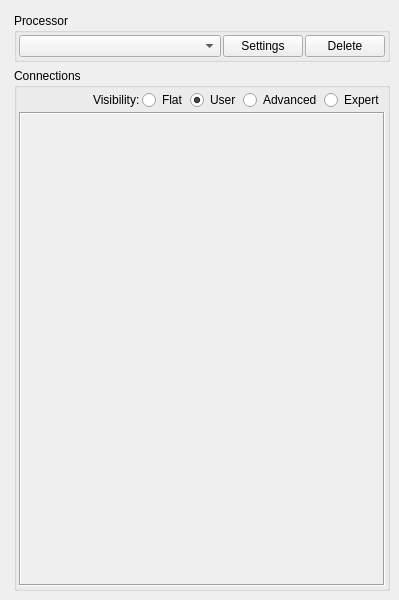
The window that modules/olvis3/projects/OlvisGuiPlugin/src/FilterConnect/FilterConnectWidget.ui (OFFIS-Automation/Framework) describes before a commit, drawn with Qt 5.
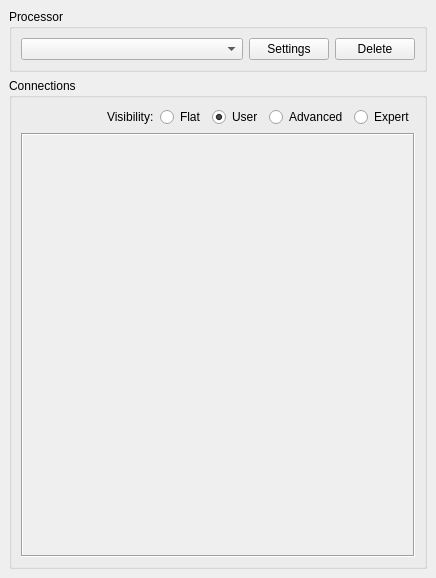
The same window after the commit. Icons and pictures are not drawn.

Commit message: Finally ... (Fixed some stuff, cleaned up layout)

```diff
--- a/modules/olvis3/projects/OlvisGuiPlugin/src/FilterConnect/FilterConnectWidget.ui
+++ b/modules/olvis3/projects/OlvisGuiPlugin/src/FilterConnect/FilterConnectWidget.ui
@@ -6,30 +6,16 @@
    <rect>
     <x>0</x>
     <y>0</y>
-    <width>399</width>
-    <height>600</height>
+    <width>436</width>
+    <height>578</height>
    </rect>
   </property>
-  <property name="minimumSize">
-   <size>
-    <width>399</width>
-    <height>600</height>
-   </size>
-  </property>
   <property name="windowTitle">
    <string>Filter connections</string>
   </property>
   <widget class="QWidget" name="dockWidgetContents">
    <layout class="QVBoxLayout" name="verticalLayout">
     <item>
-     <layout class="QVBoxLayout" name="verticalLayout_2">
-      <property name="leftMargin">
-       <number>5</number>
-      </property>
-      <property name="topMargin">
-       <number>4</number>
-      </property>
-      <item>
        <widget class="QGroupBox" name="groupBox">
         <property name="minimumSize">
          <size>
@@ -41,21 +27,6 @@
          <string>Processor</string>
         </property>
         <layout class="QHBoxLayout" name="horizontalLayout_2">
-         <property name="spacing">
-          <number>2</number>
-         </property>
-         <property name="leftMargin">
-          <number>2</number>
-         </property>
-         <property name="topMargin">
-          <number>2</number>
-         </property>
-         <property name="rightMargin">
-          <number>2</number>
-         </property>
-         <property name="bottomMargin">
-          <number>2</number>
-         </property>
          <item>
           <layout class="QHBoxLayout" name="horizontalLayout">
            <item>
@@ -101,21 +72,6 @@
          <string>Connections</string>
         </property>
         <layout class="QVBoxLayout" name="verticalLayout_3">
-         <property name="spacing">
-          <number>2</number>
-         </property>
-         <property name="leftMargin">
-          <number>2</number>
-         </property>
-         <property name="topMargin">
-          <number>2</number>
-         </property>
-         <property name="rightMargin">
-          <number>2</number>
-         </property>
-         <property name="bottomMargin">
-          <number>2</number>
-         </property>
          <item>
           <layout class="QHBoxLayout" name="horizontalLayout_3">
            <item>
@@ -199,8 +155,8 @@
              <rect>
               <x>0</x>
               <y>0</y>
-              <width>365</width>
-              <height>457</height>
+            <width>394</width>
+            <height>408</height>
              </rect>
             </property>
             <property name="autoFillBackground">
@@ -231,8 +187,6 @@
          </item>
         </layout>
        </widget>
-      </item>
-     </layout>
     </item>
    </layout>
   </widget>
```
Lines whose indentation alone changed are shown as unchanged. The commit also changes 99 other files.
